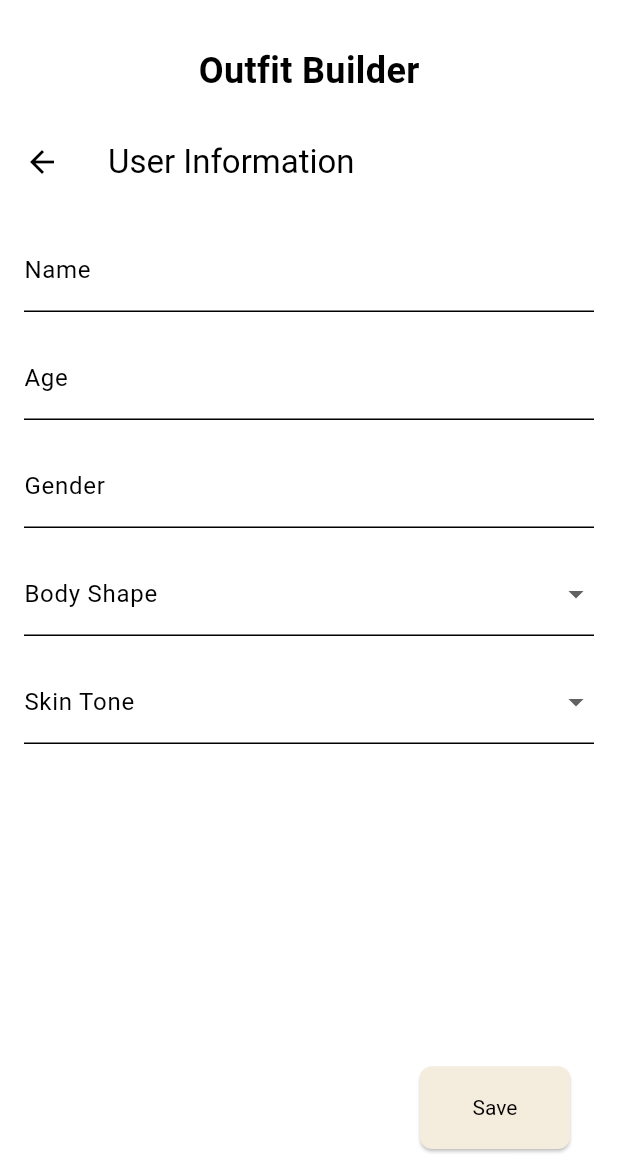
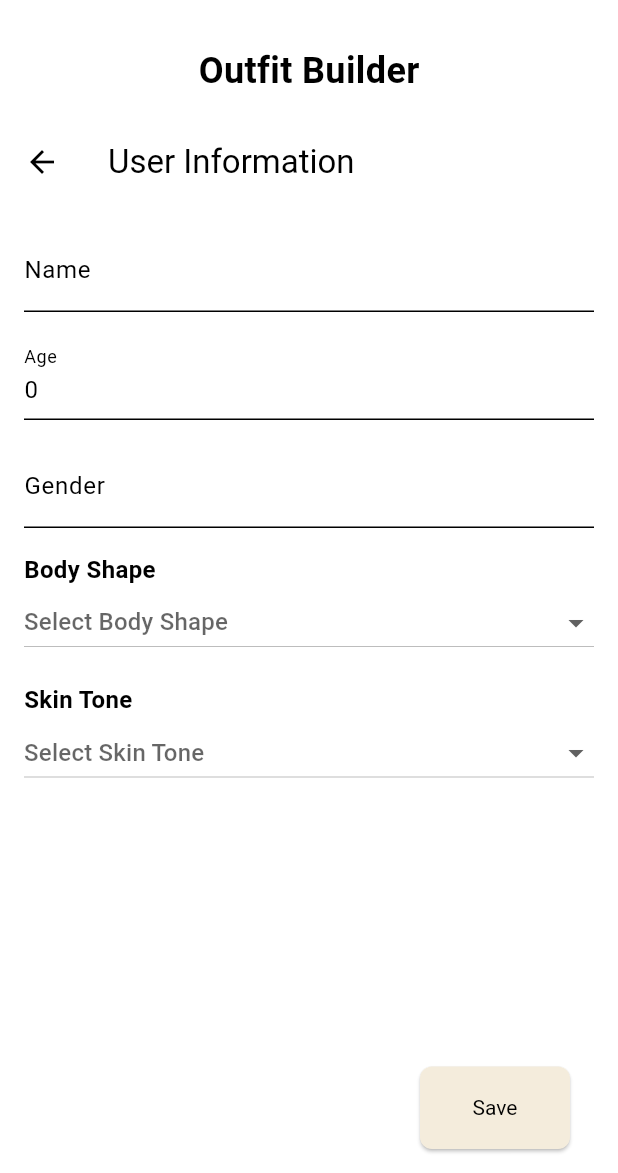
Before and after one commit to Abd2301/VogueVoyage, a Flutter app: the Home screen opened by its route, swiped to page 3, on a phone screen of 412 x 824 dp, the part 63-1236 px from its top. Run offline on Flutter 3.47's test engine with Material 3 defaults, Android fonts, the light colour scheme and no system bars; our stand-ins replace camera, cloud_firestore, firebase_auth, firebase_core, fluttertoast; accounts and stored records are empty; Roboto replaces fonts that are missing (Satisfy).

Commit message:
improved UI and responsiveness
firestore integration underway

```diff
--- a/clothing/lib/screens/home.dart
+++ b/clothing/lib/screens/home.dart
@@ -47,6 +47,7 @@ class _HomeState extends State<Home> {
             );
           }
         },
+
       child: Column(
           children: [
             Padding(
@@ -68,19 +69,24 @@ class _HomeState extends State<Home> {
                 });
               },
               children: [
+                CameraScreen(pageController: _pageController),  // CameraScreen as the second page
 
-                  CameraScreen(pageController: _pageController),  // CameraScreen as the second page
-                  MyCarousels(
+                Padding(
+                  padding: EdgeInsets.all(36.0),
+                  child: MyCarousels(
                     selectedApparelType1: selectedApparelType1,
                     selectedApparelType2: selectedApparelType2,
                     selectedApparelType3: selectedApparelType3,
                     selectedApparelType4: selectedApparelType4,
                     selectedApparelType5: selectedApparelType5,
                   ),
+                ),
+
                 UserInfoScreen(),  // UserInfoScreen as the third page
               ],
             ),
           ),
+
           ],
         ),
       ),
--- a/clothing/lib/screens/user_info.dart
+++ b/clothing/lib/screens/user_info.dart
@@ -1,6 +1,7 @@
 import 'package:flutter/material.dart';
 import 'package:provider/provider.dart';
 import 'package:clothing/utils/selection.dart'; // Import your SelectionModel file
+import 'package:clothing/features/submitForm.dart';
 
 class UserInfoScreen extends StatefulWidget {
   @override
@@ -11,8 +12,9 @@ class _UserInfoScreenState extends State<UserInfoScreen> {
   TextEditingController _nameController = TextEditingController();
   TextEditingController _ageController = TextEditingController();
   TextEditingController _genderController = TextEditingController();
-  TextEditingController _bodyShapeController =  TextEditingController();
-  TextEditingController _skinToneController =  TextEditingController();
+  String? _bodyShape;
+  String? _skinTone;
+  SelectionModel? selectionModel;
 
   // Dropdown options
   List<String> bodyShapes = ['Ectomorph', 'Mesomorph', 'Endomorph'];
@@ -21,31 +23,28 @@ class _UserInfoScreenState extends State<UserInfoScreen> {
   @override
   void initState() {
     super.initState();
+    // Initialize the selectionModel after the widget has been created
+    selectionModel = context.read<SelectionModel>();
     _loadUserData();
   }
 
   _loadUserData() {
-    SelectionModel selectionModel = context.read<SelectionModel>();
-    _nameController.text = selectionModel.name ?? '';
-    _ageController.text = selectionModel.age?.toString() ?? '';
-    _genderController.text = selectionModel.gender ?? '';
-    _bodyShapeController.text =
-        selectionModel.bodyTypeOption ?? ''; // Populate body shape
-    _skinToneController.text =
-        selectionModel.skinColorOption ?? ''; // Populate skin tone
+    if (selectionModel != null) {
+      _nameController.text = selectionModel!.name ?? '';
+      _ageController.text = selectionModel!.age?.toString() ?? '';
+      _genderController.text = selectionModel!.gender ?? '';
+
+      // Check if the values exist in the lists before setting
+      _bodyShape = bodyShapes.contains(selectionModel!.bodyTypeOption)
+          ? selectionModel!.bodyTypeOption
+          : null;
+
+      _skinTone = skinTones.contains(selectionModel!.skinColorOption)
+          ? selectionModel!.skinColorOption
+          : null;
+    }
   }
 
-  void _submitForm(BuildContext context) {
-    SelectionModel selectionModel = context.read<SelectionModel>();
-    selectionModel.updateUserInfo(
-        name: _nameController.text,
-        age: int.tryParse(_ageController.text) ?? 0,
-        gender: _genderController.text,
-        bodyTypeOption: _bodyShapeController.text, // Save body shape
-        skinColorOption: _skinToneController.text // Save skin tone
-        );
-    Navigator.pop(context); // Go back to previous screen
-  }
 
   @override
   Widget build(BuildContext context) {
@@ -73,9 +72,12 @@ class _UserInfoScreenState extends State<UserInfoScreen> {
               controller: _genderController,
               decoration: InputDecoration(labelText: 'Gender'),
             ),
+            // Dropdown for Body Shape
             SizedBox(height: 16.0),
-            DropdownButtonFormField<String>(
-              value: _bodyShapeController.text,
+            Text('Body Shape',
+                style: TextStyle(fontSize: 16.0, fontWeight: FontWeight.bold)),
+            DropdownButton<String>(
+              value: _bodyShape,
               items: bodyShapes.map((String value) {
                 return DropdownMenuItem<String>(
                   value: value,
@@ -84,14 +86,19 @@ class _UserInfoScreenState extends State<UserInfoScreen> {
               }).toList(),
               onChanged: (String? newValue) {
                 setState(() {
-                  _bodyShapeController.text = newValue!;
+                  _bodyShape = newValue;
                 });
               },
-              decoration: InputDecoration(labelText: 'Body Shape'),
+              isExpanded: true,
+              hint: Text('Select Body Shape'),
             ),
+
+            // Dropdown for Skin Tone
             SizedBox(height: 16.0),
-            DropdownButtonFormField<String>(
-              value: _skinToneController.text,
+            Text('Skin Tone',
+                style: TextStyle(fontSize: 16.0, fontWeight: FontWeight.bold)),
+            DropdownButton<String>(
+              value: _skinTone,
               items: skinTones.map((String value) {
                 return DropdownMenuItem<String>(
                   value: value,
@@ -100,19 +107,19 @@ class _UserInfoScreenState extends State<UserInfoScreen> {
               }).toList(),
               onChanged: (String? newValue) {
                 setState(() {
-                  _skinToneController.text = newValue!;
+                  _skinTone = newValue;
                 });
               },
-              decoration: InputDecoration(labelText: 'Skin Tone'),
+              isExpanded: true,
+              hint: Text('Select Skin Tone'),
             ),
             Spacer(),
             Align(
               alignment: Alignment.centerRight,
               child: Padding(
-                padding: const EdgeInsets.only(
-                    right: 16.0),
+                padding: const EdgeInsets.only(right: 16.0),
                 child: ElevatedButton(
-                  onPressed: () => _submitForm(context),
+                  onPressed: () => submitForm,
                   child: Text('Save'),
                 ),
               ),
```
Also changed, not shown: clothing/lib/screens/camera_screen.dart (+22 -2 lines), clothing/lib/screens/login.dart (+29 -29 lines), clothing/lib/screens/main.dart (+10 -2 lines), clothing/lib/screens/userinputmain.dart (+50 -62 lines), clothing/lib/utils/cloud.dart (+9 -5 lines), clothing/lib/utils/selection.dart (+4 -11 lines). Lines whose indentation alone changed are shown as unchanged.
